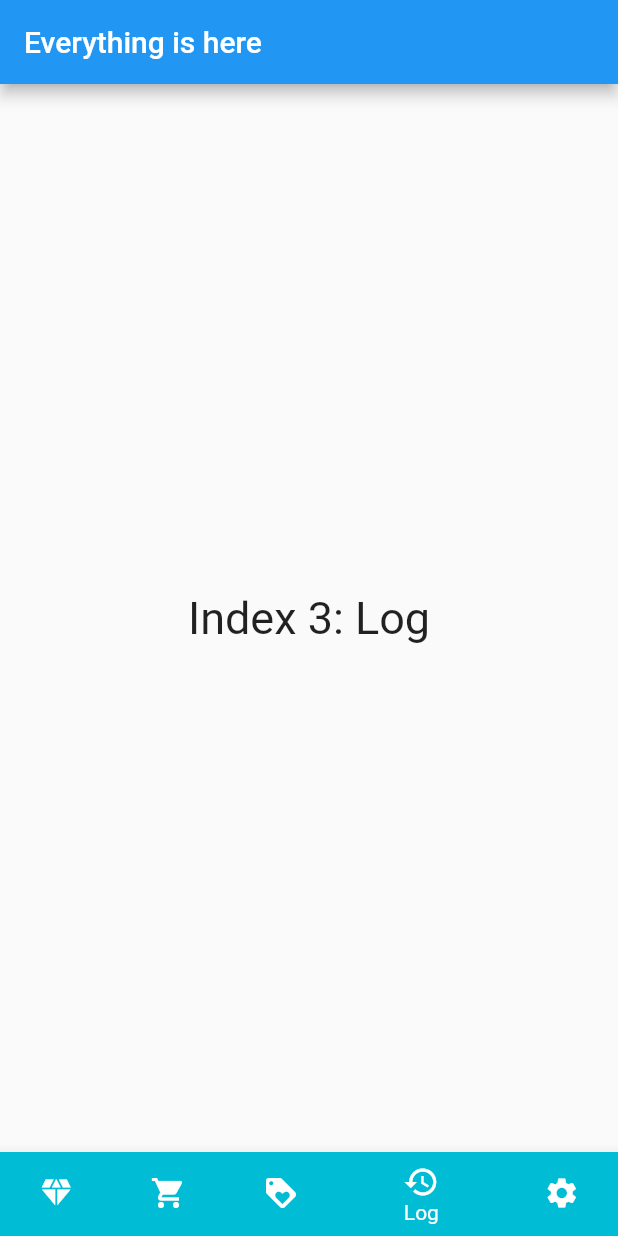
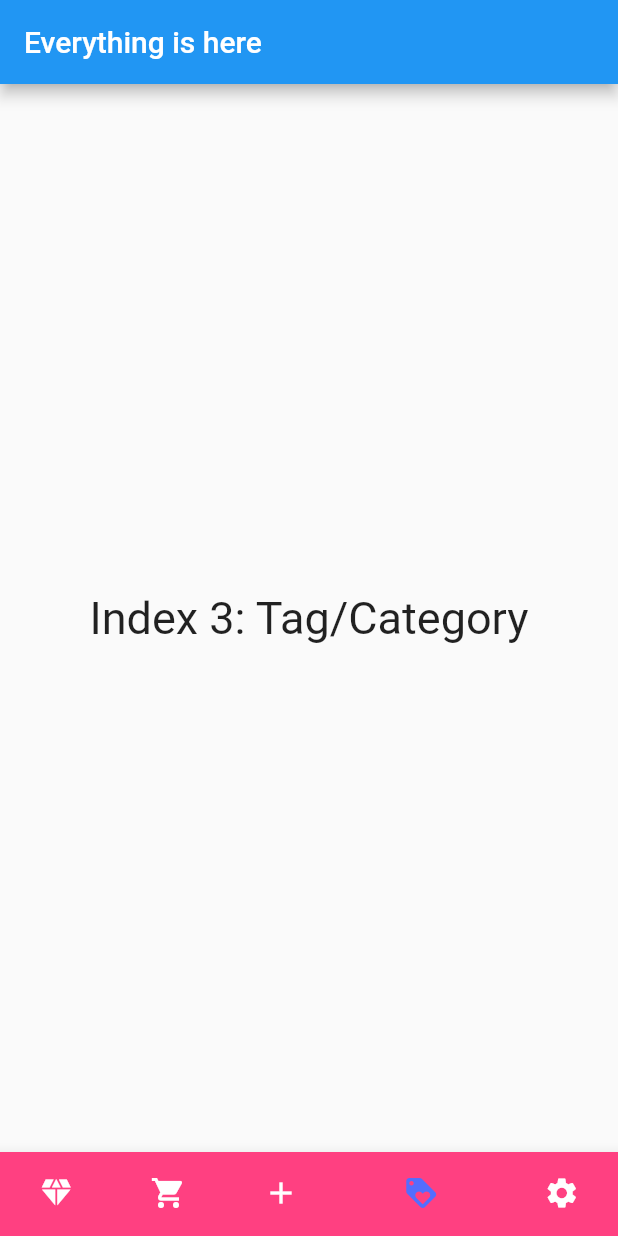
Before and after one commit to lonastation/corvus, a Flutter app: the screen it shows after launch, item 4 of the bottom bar chosen, on a phone screen of 412 x 824 dp. Run offline on Flutter 3.47's test engine with Material 2 defaults, Android fonts, the phone set to English and light mode, and no system bars.

Commit message:
bottom nav bar

```diff
--- a/lib/bottom_navigation_box.dart
+++ b/lib/bottom_navigation_box.dart
@@ -13,7 +13,7 @@ class _BottomNavigationBarBoxState extends State<BottomNavigationBox> {
   int _selectedIndex = 0;
   static const TextStyle optionStyle =
       TextStyle(fontSize: 30, fontWeight: FontWeight.normal);
-  static const List<Widget> _widgetOptions = <Widget> [
+  static const List<Widget> _widgetOptions = <Widget>[
     Text(
       'Index 0: everything',
       style: optionStyle,
@@ -23,11 +23,11 @@ class _BottomNavigationBarBoxState extends State<BottomNavigationBox> {
       style: optionStyle,
     ),
     Text(
-      'Index 2: Tag/Category',
+      'Index 2: Add',
       style: optionStyle,
     ),
     Text(
-      'Index 3: Log',
+      'Index 3: Tag/Category',
       style: optionStyle,
     ),
     Text(
@@ -35,6 +35,7 @@ class _BottomNavigationBarBoxState extends State<BottomNavigationBox> {
       style: optionStyle,
     ),
   ];
+
   void _onItemTapped(int index) {
     setState(() {
       _selectedIndex = index;
@@ -54,33 +55,35 @@ class _BottomNavigationBarBoxState extends State<BottomNavigationBox> {
         items: const <BottomNavigationBarItem>[
           BottomNavigationBarItem(
             icon: Icon(Icons.diamond),
-            label: 'Everything',
+            label: '',
             backgroundColor: Colors.blue,
           ),
           BottomNavigationBarItem(
             icon: Icon(Icons.local_grocery_store),
-            label: 'Expire',
+            label: '',
             backgroundColor: Colors.green,
           ),
           BottomNavigationBarItem(
+            icon: Icon(Icons.add),
+            label: '',
+            backgroundColor: Colors.orange,
+          ),
+          BottomNavigationBarItem(
             icon: Icon(Icons.loyalty),
-            label: 'Category',
+            label: '',
             backgroundColor: Colors.pinkAccent,
           ),
           BottomNavigationBarItem(
-            icon: Icon(Icons.history),
-            label: 'Log',
-            backgroundColor: Colors.cyan,
-          ),
-          BottomNavigationBarItem(
             icon: Icon(Icons.settings),
-            label: 'Setting',
+            label: '',
             backgroundColor: Colors.teal,
           ),
         ],
         currentIndex: _selectedIndex,
-        selectedItemColor: Colors.white,
+        selectedItemColor: Colors.indigoAccent,
         onTap: _onItemTapped,
+        selectedLabelStyle: const TextStyle(fontSize: 0),
+        unselectedLabelStyle: const TextStyle(fontSize: 0),
       ),
     );
   }
```
